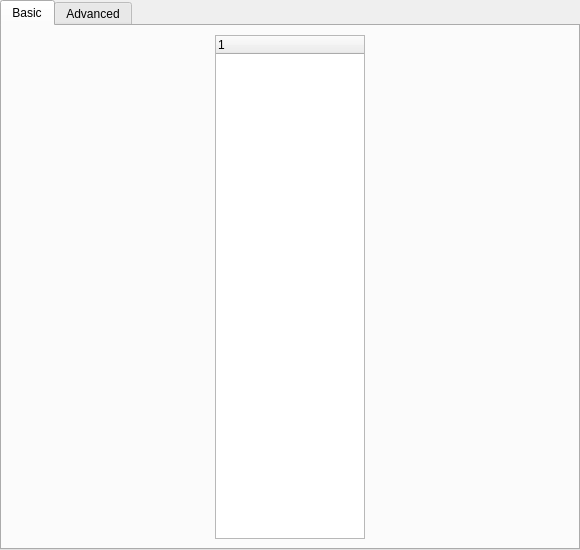
Above: mlmodel_UI/plotwindow.ui from classmodel/modelgui before the change. Below: the same form after it.
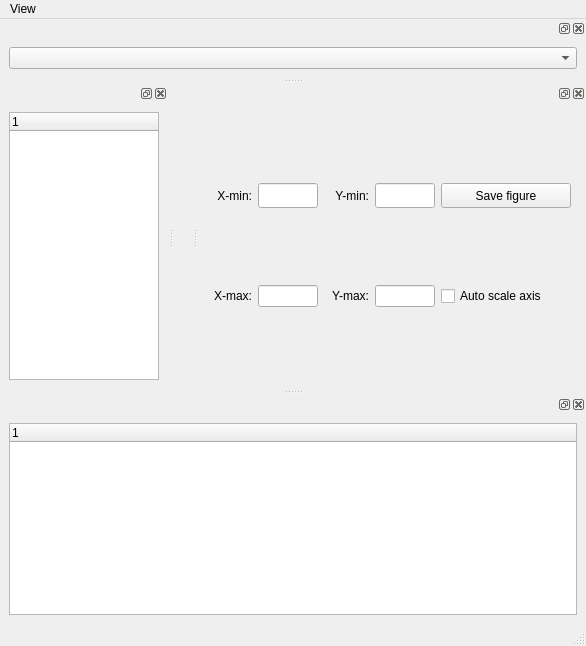
That is the form after the change.

Commit message: Very rough version of plotwindow with docks

```diff
--- a/mlmodel_UI/plotwindow.ui
+++ b/mlmodel_UI/plotwindow.ui
@@ -1,64 +1,327 @@
 <?xml version="1.0" encoding="UTF-8"?>
 <ui version="4.0">
  <class>plotwindow</class>
- <widget class="QTabWidget" name="plotwindow">
+ <widget class="QMainWindow" name="plotwindow">
   <property name="geometry">
    <rect>
     <x>0</x>
     <y>0</y>
-    <width>580</width>
-    <height>550</height>
+    <width>569</width>
+    <height>646</height>
    </rect>
   </property>
-  <property name="minimumSize">
-   <size>
-    <width>580</width>
-    <height>550</height>
-   </size>
-  </property>
   <property name="windowTitle">
-   <string>Plot window | Mixed-layer model</string>
+   <string>MainWindow</string>
   </property>
-  <property name="currentIndex">
-   <number>0</number>
+  <property name="dockNestingEnabled">
+   <bool>true</bool>
   </property>
-  <widget class="QWidget" name="tab_2">
-   <attribute name="title">
-    <string>Basic</string>
-   </attribute>
-   <layout class="QHBoxLayout" name="horizontalLayout" stretch="0">
+  <property name="dockOptions">
+   <set>QMainWindow::AllowNestedDocks|QMainWindow::AnimatedDocks</set>
+  </property>
+  <widget class="QWidget" name="centralwidget">
+   <layout class="QHBoxLayout" name="horizontalLayout_4">
     <item>
-     <layout class="QVBoxLayout" name="modelrunlayout">
-      <item>
-       <widget class="QTreeWidget" name="modelruntree">
-        <property name="sizePolicy">
-         <sizepolicy hsizetype="Fixed" vsizetype="Expanding">
-          <horstretch>150</horstretch>
-          <verstretch>0</verstretch>
-         </sizepolicy>
-        </property>
-        <property name="maximumSize">
-         <size>
-          <width>150</width>
-          <height>16777215</height>
-         </size>
-        </property>
-        <column>
-         <property name="text">
-          <string notr="true">1</string>
-         </property>
-        </column>
-       </widget>
-      </item>
-     </layout>
+     <layout class="QVBoxLayout" name="centralLayout"/>
     </item>
    </layout>
   </widget>
-  <widget class="QWidget" name="tab">
-   <attribute name="title">
-    <string>Advanced</string>
+  <widget class="QMenuBar" name="menubar">
+   <property name="geometry">
+    <rect>
+     <x>0</x>
+     <y>0</y>
+     <width>569</width>
+     <height>22</height>
+    </rect>
+   </property>
+   <widget class="QMenu" name="viewMenu">
+    <property name="title">
+     <string>View</string>
+    </property>
+    <addaction name="actionHello"/>
+    <addaction name="separator"/>
+   </widget>
+   <addaction name="viewMenu"/>
+  </widget>
+  <widget class="QStatusBar" name="statusbar"/>
+  <widget class="QDockWidget" name="PlotvarDock">
+   <attribute name="dockWidgetArea">
+    <number>4</number>
    </attribute>
+   <widget class="QWidget" name="PlotvarDockContent">
+    <layout class="QHBoxLayout" name="horizontalLayout_2">
+     <item>
+      <widget class="QComboBox" name="plotvar">
+       <property name="maximumSize">
+        <size>
+         <width>2000</width>
+         <height>2000</height>
+        </size>
+       </property>
+      </widget>
+     </item>
+    </layout>
+   </widget>
   </widget>
+  <widget class="QDockWidget" name="AdvancedDock">
+   <property name="minimumSize">
+    <size>
+     <width>80</width>
+     <height>133</height>
+    </size>
+   </property>
+   <attribute name="dockWidgetArea">
+    <number>8</number>
+   </attribute>
+   <widget class="QWidget" name="AdvancedDockContent">
+    <layout class="QHBoxLayout" name="horizontalLayout">
+     <item>
+      <widget class="QTreeWidget" name="treeWidget">
+       <property name="minimumSize">
+        <size>
+         <width>0</width>
+         <height>100</height>
+        </size>
+       </property>
+       <column>
+        <property name="text">
+         <string notr="true">1</string>
+        </property>
+       </column>
+      </widget>
+     </item>
+    </layout>
+   </widget>
+  </widget>
+  <widget class="QDockWidget" name="ModelruntreeDock">
+   <attribute name="dockWidgetArea">
+    <number>1</number>
+   </attribute>
+   <widget class="QWidget" name="ModelruntreeDockContent">
+    <layout class="QVBoxLayout" name="verticalLayout">
+     <item>
+      <widget class="QTreeWidget" name="modelruntree">
+       <property name="sizePolicy">
+        <sizepolicy hsizetype="Expanding" vsizetype="Expanding">
+         <horstretch>150</horstretch>
+         <verstretch>0</verstretch>
+        </sizepolicy>
+       </property>
+       <property name="minimumSize">
+        <size>
+         <width>150</width>
+         <height>0</height>
+        </size>
+       </property>
+       <column>
+        <property name="text">
+         <string notr="true">1</string>
+        </property>
+       </column>
+      </widget>
+     </item>
+    </layout>
+   </widget>
+  </widget>
+  <widget class="QDockWidget" name="dockWidget_2">
+   <attribute name="dockWidgetArea">
+    <number>2</number>
+   </attribute>
+   <widget class="QWidget" name="dockWidgetContents_2">
+    <layout class="QHBoxLayout" name="horizontalLayout_3">
+     <item>
+      <layout class="QGridLayout" name="plotLayoutGrid">
+       <item row="0" column="0">
+        <layout class="QHBoxLayout" name="layout_xmin">
+         <item>
+          <widget class="QLabel" name="xminLabel">
+           <property name="minimumSize">
+            <size>
+             <width>45</width>
+             <height>0</height>
+            </size>
+           </property>
+           <property name="text">
+            <string>X-min:</string>
+           </property>
+           <property name="alignment">
+            <set>Qt::AlignRight|Qt::AlignTrailing|Qt::AlignVCenter</set>
+           </property>
+          </widget>
+         </item>
+         <item>
+          <widget class="QLineEdit" name="xminInput">
+           <property name="minimumSize">
+            <size>
+             <width>60</width>
+             <height>0</height>
+            </size>
+           </property>
+           <property name="maximumSize">
+            <size>
+             <width>100</width>
+             <height>1000</height>
+            </size>
+           </property>
+          </widget>
+         </item>
+        </layout>
+       </item>
+       <item row="0" column="1">
+        <layout class="QHBoxLayout" name="layout_ymin">
+         <property name="sizeConstraint">
+          <enum>QLayout::SetFixedSize</enum>
+         </property>
+         <item>
+          <widget class="QLabel" name="yminLabel">
+           <property name="minimumSize">
+            <size>
+             <width>45</width>
+             <height>0</height>
+            </size>
+           </property>
+           <property name="text">
+            <string>Y-min:</string>
+           </property>
+           <property name="alignment">
+            <set>Qt::AlignRight|Qt::AlignTrailing|Qt::AlignVCenter</set>
+           </property>
+          </widget>
+         </item>
+         <item>
+          <widget class="QLineEdit" name="yminInput">
+           <property name="minimumSize">
+            <size>
+             <width>60</width>
+             <height>0</height>
+            </size>
+           </property>
+           <property name="maximumSize">
+            <size>
+             <width>100</width>
+             <height>1000</height>
+            </size>
+           </property>
+          </widget>
+         </item>
+        </layout>
+       </item>
+       <item row="0" column="3">
+        <spacer name="horizontalSpacer">
+         <property name="orientation">
+          <enum>Qt::Horizontal</enum>
+         </property>
+         <property name="sizeHint" stdset="0">
+          <size>
+           <width>10000</width>
+           <height>20</height>
+          </size>
+         </property>
+        </spacer>
+       </item>
+       <item row="1" column="0">
+        <layout class="QHBoxLayout" name="layout_xmax">
+         <item>
+          <widget class="QLabel" name="xmaxLabel">
+           <property name="minimumSize">
+            <size>
+             <width>45</width>
+             <height>0</height>
+            </size>
+           </property>
+           <property name="text">
+            <string>X-max:</string>
+           </property>
+           <property name="alignment">
+            <set>Qt::AlignRight|Qt::AlignTrailing|Qt::AlignVCenter</set>
+           </property>
+          </widget>
+         </item>
+         <item>
+          <widget class="QLineEdit" name="xmaxInput">
+           <property name="minimumSize">
+            <size>
+             <width>60</width>
+             <height>0</height>
+            </size>
+           </property>
+           <property name="maximumSize">
+            <size>
+             <width>100</width>
+             <height>1000</height>
+            </size>
+           </property>
+          </widget>
+         </item>
+        </layout>
+       </item>
+       <item row="1" column="1">
+        <layout class="QHBoxLayout" name="layout_ymax">
+         <item>
+          <widget class="QLabel" name="ymaxLabel">
+           <property name="minimumSize">
+            <size>
+             <width>45</width>
+             <height>0</height>
+            </size>
+           </property>
+           <property name="text">
+            <string>Y-max:</string>
+           </property>
+           <property name="alignment">
+            <set>Qt::AlignRight|Qt::AlignTrailing|Qt::AlignVCenter</set>
+           </property>
+          </widget>
+         </item>
+         <item>
+          <widget class="QLineEdit" name="ymaxInput">
+           <property name="minimumSize">
+            <size>
+             <width>60</width>
+             <height>0</height>
+            </size>
+           </property>
+           <property name="maximumSize">
+            <size>
+             <width>100</width>
+             <height>1000</height>
+            </size>
+           </property>
+          </widget>
+         </item>
+        </layout>
+       </item>
+       <item row="0" column="2">
+        <widget class="QPushButton" name="saveButton">
+         <property name="minimumSize">
+          <size>
+           <width>130</width>
+           <height>25</height>
+          </size>
+         </property>
+         <property name="text">
+          <string>Save figure</string>
+         </property>
+        </widget>
+       </item>
+       <item row="1" column="2" colspan="2">
+        <widget class="QCheckBox" name="autoscaleaxis">
+         <property name="text">
+          <string>Auto scale axis</string>
+         </property>
+        </widget>
+       </item>
+      </layout>
+     </item>
+    </layout>
+   </widget>
+  </widget>
+  <action name="actionHello">
+   <property name="text">
+    <string>I'm a menu :)</string>
+   </property>
+  </action>
  </widget>
  <resources/>
  <connections/>
```
The commit also changes 4 other files.
